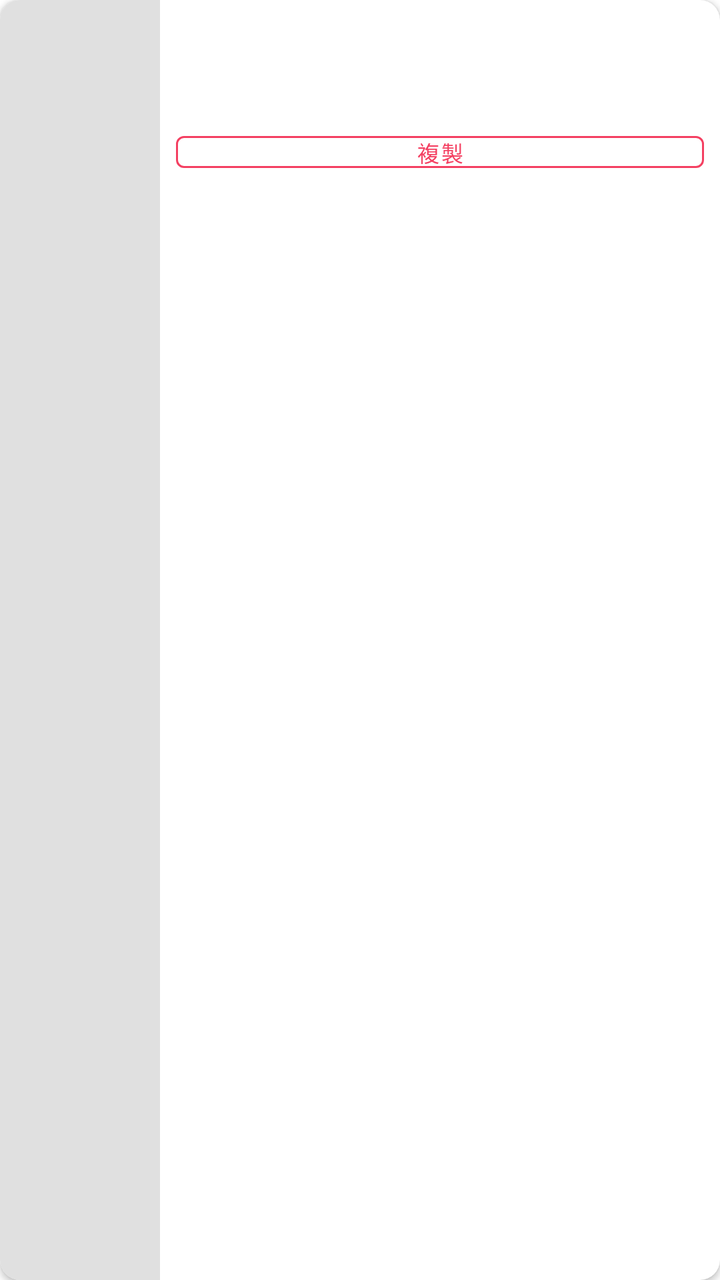
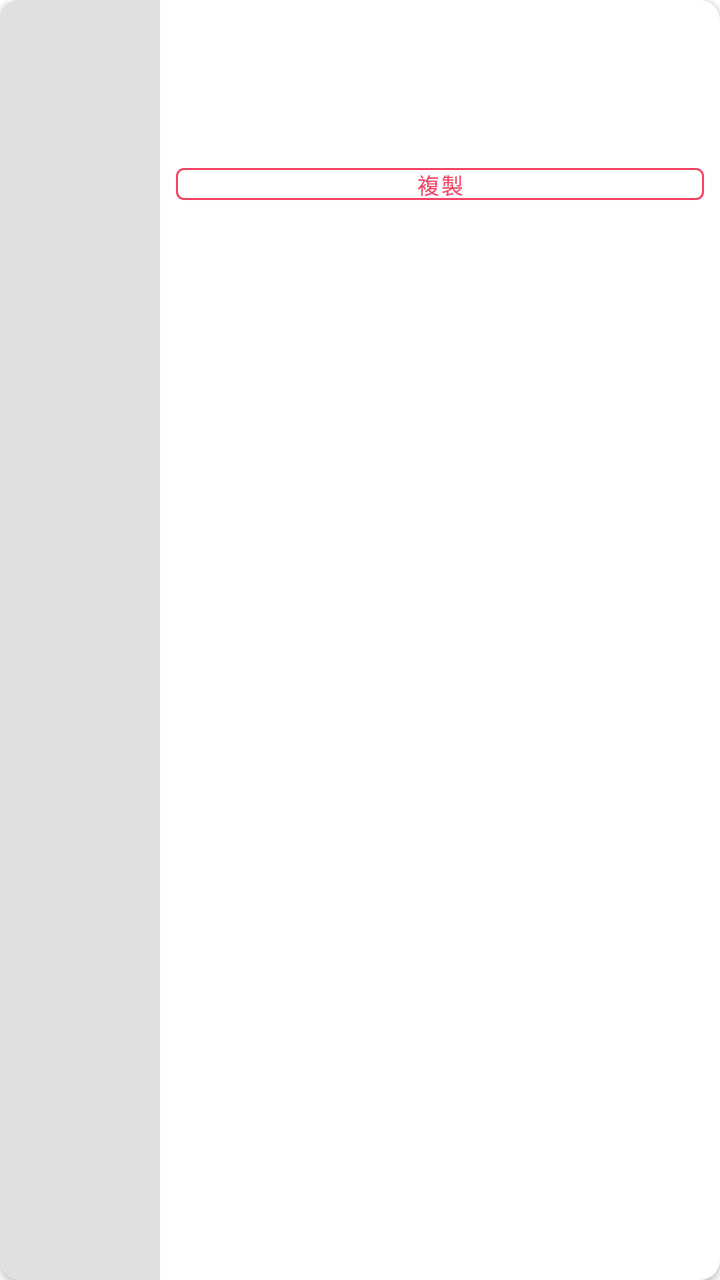

The first picture is an Android layout as it rendered before a commit; the second is the same layout after the commit. The layout source and the unified diff follow.
<!-- AndroidManifest.xml: application theme Theme.Fun2Go -->
<!-- res/layout/item_public_itinerary_panel.xml -->
<?xml version="1.0" encoding="utf-8"?>
<com.google.android.material.card.MaterialCardView xmlns:android="http://schemas.android.com/apk/res/android"
    xmlns:app="http://schemas.android.com/apk/res-auto"
    android:layout_width="230dp"
    android:layout_height="match_parent"
    android:layout_marginStart="8dp"
    android:layout_marginEnd="4dp"
    app:cardCornerRadius="10dp"
    app:cardElevation="2dp">

    <LinearLayout
        android:layout_width="match_parent"
        android:layout_height="match_parent"
        android:orientation="horizontal">

        
        <ImageView
            android:id="@+id/ivCover"
            android:layout_width="80dp"
            android:layout_height="match_parent"
            android:scaleType="centerCrop"
            android:background="#E0E0E0" />

        
        <LinearLayout
            android:layout_width="0dp"
            android:layout_height="match_parent"
            android:layout_weight="1"
            android:orientation="vertical"
            android:padding="8dp">

            <TextView
                android:id="@+id/tvTitle"
                android:layout_width="match_parent"
                android:layout_height="wrap_content"
                android:textSize="13sp"
                android:textStyle="bold"
                android:textColor="#222222"
                android:maxLines="1"
                android:ellipsize="end" />

            <TextView
                android:id="@+id/tvDestination"
                android:layout_width="match_parent"
                android:layout_height="wrap_content"
                android:textSize="11sp"
                android:textColor="#888888"
                android:layout_marginTop="2dp"
                android:maxLines="1"
                android:ellipsize="end" />

            <LinearLayout
                android:layout_width="match_parent"
                android:layout_height="wrap_content"
                android:orientation="horizontal"
                android:layout_marginTop="2dp">

                <TextView
                    android:id="@+id/tvDays"
                    android:layout_width="0dp"
                    android:layout_height="wrap_content"
                    android:layout_weight="1"
                    android:textSize="10sp"
                    android:textColor="#F44062" />

                <TextView
                    android:id="@+id/tvAuthor"
                    android:layout_width="wrap_content"
                    android:layout_height="wrap_content"
                    android:textSize="10sp"
                    android:textColor="#AAAAAA" />

            </LinearLayout>

            <com.google.android.material.button.MaterialButton
                android:id="@+id/btnCopy"
                style="@style/Widget.MaterialComponents.Button.OutlinedButton"
                android:layout_width="match_parent"
                android:layout_height="28dp"
                android:layout_marginTop="4dp"
                android:minHeight="0dp"
                android:padding="0dp"
                android:text="@string/label_copy_itinerary"
                android:textSize="11sp"
                app:strokeColor="#F44062"
                android:textColor="#F44062" />

        </LinearLayout>

    </LinearLayout>

</com.google.android.material.card.MaterialCardView>
<!-- resources referenced by this layout -->
<resources>
  <string name="label_copy_itinerary">複製</string>
  <style name="Theme.Fun2Go" parent="Theme.MaterialComponents.Light.NoActionBar" />
</resources>

<!-- the commit's change to res/layout/item_public_itinerary_panel.xml (unified diff, before → after) -->
@@ -67,8 +67,13 @@
                     android:id="@+id/tvAuthor"
                     android:layout_width="wrap_content"
                     android:layout_height="wrap_content"
+                    android:paddingTop="8dp"
+                    android:paddingBottom="8dp"
+                    android:paddingStart="4dp"
                     android:textSize="10sp"
-                    android:textColor="#AAAAAA" />
+                    android:textColor="#AAAAAA"
+                    android:clickable="true"
+                    android:focusable="true" />
 
             </LinearLayout>
 
